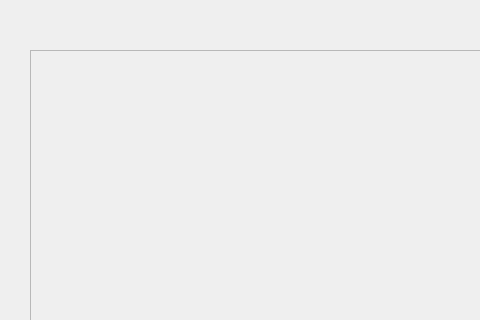
First picture: the form in secondwindow.ui, repository sssss1031/bootcamp_sketch, before the edit; both pictures show x 0 to 480 and y 0 to 320 of the 1024 by 600 pixel window.
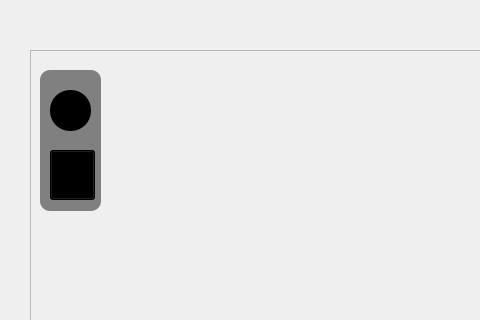
Second picture: the form after the edit.

Commit message: add color/width UI, touch change

Diff of the .ui file:
```diff
--- a/secondwindow.ui
+++ b/secondwindow.ui
@@ -42,6 +42,173 @@
     <property name="frameShadow">
      <enum>QFrame::Raised</enum>
     </property>
+    <widget class="QPushButton" name="colorbutton">
+     <property name="geometry">
+      <rect>
+       <x>20</x>
+       <y>40</y>
+       <width>41</width>
+       <height>41</height>
+      </rect>
+     </property>
+     <property name="autoFillBackground">
+      <bool>false</bool>
+     </property>
+     <property name="styleSheet">
+      <string notr="true">QPushButton {
+    background-color: black;
+    border-radius: 20px;
+    }</string>
+     </property>
+     <property name="text">
+      <string/>
+     </property>
+    </widget>
+    <widget class="QPushButton" name="widthbutton">
+     <property name="geometry">
+      <rect>
+       <x>20</x>
+       <y>100</y>
+       <width>45</width>
+       <height>50</height>
+      </rect>
+     </property>
+     <property name="palette">
+      <palette>
+       <active>
+        <colorrole role="Button">
+         <brush brushstyle="SolidPattern">
+          <color alpha="255">
+           <red>0</red>
+           <green>0</green>
+           <blue>0</blue>
+          </color>
+         </brush>
+        </colorrole>
+        <colorrole role="Base">
+         <brush brushstyle="SolidPattern">
+          <color alpha="255">
+           <red>0</red>
+           <green>0</green>
+           <blue>0</blue>
+          </color>
+         </brush>
+        </colorrole>
+        <colorrole role="Window">
+         <brush brushstyle="SolidPattern">
+          <color alpha="255">
+           <red>0</red>
+           <green>0</green>
+           <blue>0</blue>
+          </color>
+         </brush>
+        </colorrole>
+       </active>
+       <inactive>
+        <colorrole role="Button">
+         <brush brushstyle="SolidPattern">
+          <color alpha="255">
+           <red>0</red>
+           <green>0</green>
+           <blue>0</blue>
+          </color>
+         </brush>
+        </colorrole>
+        <colorrole role="Base">
+         <brush brushstyle="SolidPattern">
+          <color alpha="255">
+           <red>0</red>
+           <green>0</green>
+           <blue>0</blue>
+          </color>
+         </brush>
+        </colorrole>
+        <colorrole role="Window">
+         <brush brushstyle="SolidPattern">
+          <color alpha="255">
+           <red>0</red>
+           <green>0</green>
+           <blue>0</blue>
+          </color>
+         </brush>
+        </colorrole>
+       </inactive>
+       <disabled>
+        <colorrole role="Button">
+         <brush brushstyle="SolidPattern">
+          <color alpha="255">
+           <red>0</red>
+           <green>0</green>
+           <blue>0</blue>
+          </color>
+         </brush>
+        </colorrole>
+        <colorrole role="Base">
+         <brush brushstyle="SolidPattern">
+          <color alpha="255">
+           <red>0</red>
+           <green>0</green>
+           <blue>0</blue>
+          </color>
+         </brush>
+        </colorrole>
+        <colorrole role="Window">
+         <brush brushstyle="SolidPattern">
+          <color alpha="255">
+           <red>0</red>
+           <green>0</green>
+           <blue>0</blue>
+          </color>
+         </brush>
+        </colorrole>
+       </disabled>
+      </palette>
+     </property>
+     <property name="font">
+      <font>
+       <pointsize>12</pointsize>
+      </font>
+     </property>
+     <property name="autoFillBackground">
+      <bool>false</bool>
+     </property>
+     <property name="styleSheet">
+      <string notr="true">QPushButton{
+	background-color: #000000;
+}</string>
+     </property>
+     <property name="text">
+      <string/>
+     </property>
+     <property name="default">
+      <bool>false</bool>
+     </property>
+     <property name="flat">
+      <bool>false</bool>
+     </property>
+    </widget>
+    <widget class="QLabel" name="buttoncover">
+     <property name="geometry">
+      <rect>
+       <x>10</x>
+       <y>20</y>
+       <width>61</width>
+       <height>141</height>
+      </rect>
+     </property>
+     <property name="styleSheet">
+      <string notr="true">QLabel{
+background-color:gray;
+border-radius:10px;
+}</string>
+     </property>
+     <property name="text">
+      <string/>
+     </property>
+    </widget>
+    <zorder>buttoncover</zorder>
+    <zorder>colorbutton</zorder>
+    <zorder>widthbutton</zorder>
    </widget>
    <widget class="QLineEdit" name="lineEdit">
     <property name="geometry">
```
The commit also changes 5 other files.
